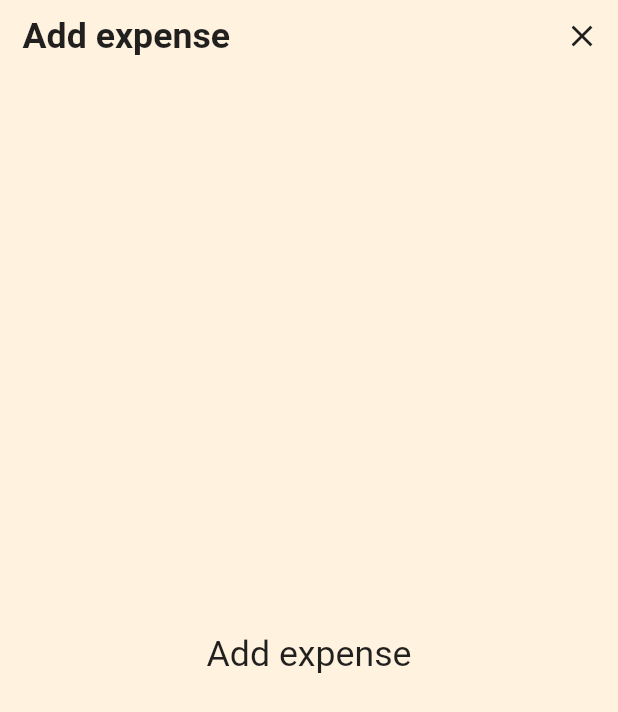
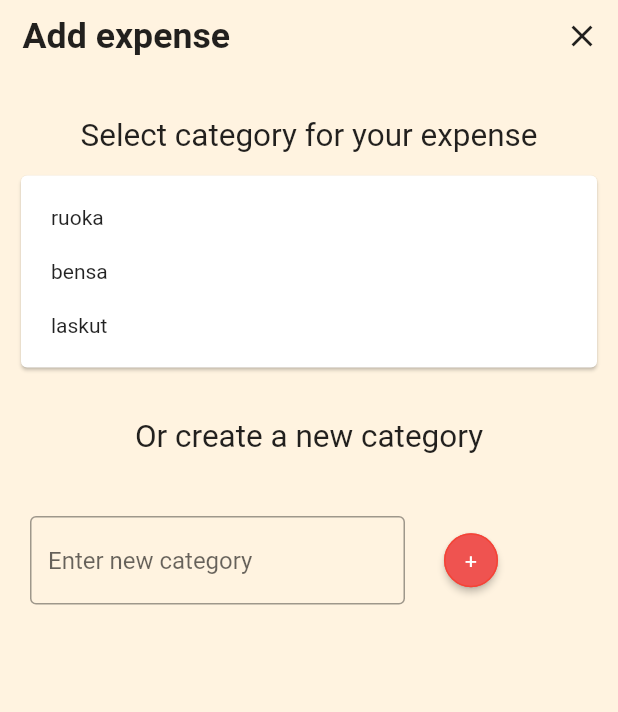
Before and after one commit to EetuK/kuluappi, a Flutter app: the screen it shows after launch, after a tap on "ADD EXPENSE", on a phone screen of 412 x 824 dp. Shown: the top 712 px of the screen. Run offline on Flutter 3.47's test engine with Material 2 defaults, Android fonts, the phone set to English and light mode, and no system bars; our stand-ins replace fl_chart, flutter_mobx, flutter_svg, mobx, sqflite; accounts and stored records are empty; generated files the repository leaves out were written again.

Commit message:
Added views for adding expenses (#6)
* Added views for adding expenses

* Fixed bug in redirecting from save button

Co-authored-by: Juho Ahonen <juho.ahonen@eng.tamk.fi>

```diff
--- a/lib/views/add_expense/add_expense_view.dart
+++ b/lib/views/add_expense/add_expense_view.dart
@@ -1,18 +1,22 @@
 import 'package:flutter/material.dart';
-import 'package:kuluappi/widgets/ModalLayout.dart';
+import 'package:kuluappi/views/add_expense/widgets/SelectCategoryLayout.dart';
+//import 'package:kuluappi/widgets/ModalLayout.dart';
 
 class AddExpense extends StatelessWidget {
   const AddExpense();
 
   @override
   Widget build(BuildContext context) {
-    return ModalLayout(
+    return SelectCategoryLayout(
       title: "Add expense",
       body: Center(
           child: Text(
         'Add expense',
         textScaleFactor: 1.7,
-      )),
+        ),
+
+      ),
     );
+
   }
 }
--- /dev/null
+++ b/lib/views/add_expense/widgets/SelectCategoryLayout.dart
@@ -0,0 +1,112 @@
+import 'package:flutter/material.dart';
+//import 'package:flutter_mobx/flutter_mobx.dart';
+import 'package:kuluappi/stores/expense_store.dart';
+import 'package:kuluappi/views/add_expense/widgets/InputExpenseLayout.dart';
+
+class SelectCategoryLayout extends StatelessWidget {
+  const SelectCategoryLayout({this.title, this.body, this.expenseStore});
+
+  final String title;
+  final Widget body;
+  final ExpenseStore expenseStore;
+  static const List<String> wipCategories = ["ruoka", "bensa", "laskut"];
+
+  @override
+  Widget build(BuildContext context) {
+    double statusBarHeight = MediaQuery.of(context).padding.top;
+
+    return Scaffold(
+      appBar: PreferredSize(
+        preferredSize: Size.fromHeight(100),
+        child: Builder(
+            builder: (context) => Container(
+              child: Row(
+                  mainAxisAlignment: MainAxisAlignment.spaceBetween,
+                  crossAxisAlignment: CrossAxisAlignment.center,
+                  children: [
+                    Text(
+                      this.title,
+                      textScaleFactor: 1.7,
+                      style: TextStyle(fontWeight: FontWeight.bold),
+                    ),
+                    IconButton(
+                      icon: Icon(Icons.close),
+                      tooltip: 'Close',
+                      onPressed: () => {Navigator.pop(context)},
+                    ),
+                  ]),
+              margin: EdgeInsets.only(top: statusBarHeight),
+              padding: EdgeInsets.only(left: 15),
+            )),
+      ),
+      //body: this.body,
+      body: Column(
+          //mainAxisAlignment: MainAxisAlignment.start,
+          //crossAxisAlignment: CrossAxisAlignment.stretch,
+          children : [
+
+            Padding(
+            padding : EdgeInsets.fromLTRB(0, 30, 0, 0),
+            child: Text(
+              "Select category for your expense",
+              textScaleFactor: 1.5,
+                ),
+            ),
+            Padding(
+              padding: EdgeInsets.all(10),
+              child:
+                Card(
+                  color: Colors.white,
+                  child: ListView.builder(
+                    shrinkWrap: true,
+                  itemCount: wipCategories.length,
+                  itemBuilder: (BuildContext context, int index){
+                    return new Container(
+                      padding: EdgeInsets.all(10),
+                      child: Text(wipCategories[index]),
+                    );
+                  },
+                  padding: const EdgeInsets.all(10),
+                ),
+          ),),
+            Padding(
+              padding: EdgeInsets.all(20),
+              child: Text(
+                "Or create a new category",
+                textScaleFactor: 1.5,
+              )
+            ),
+            Padding(
+              padding: EdgeInsets.all(20),
+              child: Row(
+                children: [
+                Container (
+                  width: 250,
+                  child: TextField(
+                  decoration: InputDecoration(
+                    border: OutlineInputBorder(borderSide: BorderSide(),),
+                    hintText: "Enter new category",
+                  ),
+                )),
+                  RaisedButton(
+                    child: Text("+"),
+                    shape: CircleBorder(
+
+                      side: BorderSide(color: Colors.red)
+                    ),
+                    color: Colors.red[400],
+                    textColor: Colors.white,
+                    onPressed: () {
+                    Navigator.push(
+                    context,
+                    MaterialPageRoute(builder: (context) => InputExpenseLayout()),
+                    );}
+                  ),
+              ],
+            ))
+        ]
+          ),
+      backgroundColor: Colors.orange[50],
+    );
+  }
+}
```
Also changed, not shown: lib/views/add_expense/widgets/InputExpenseLayout.dart (added, +142 -0 lines).
